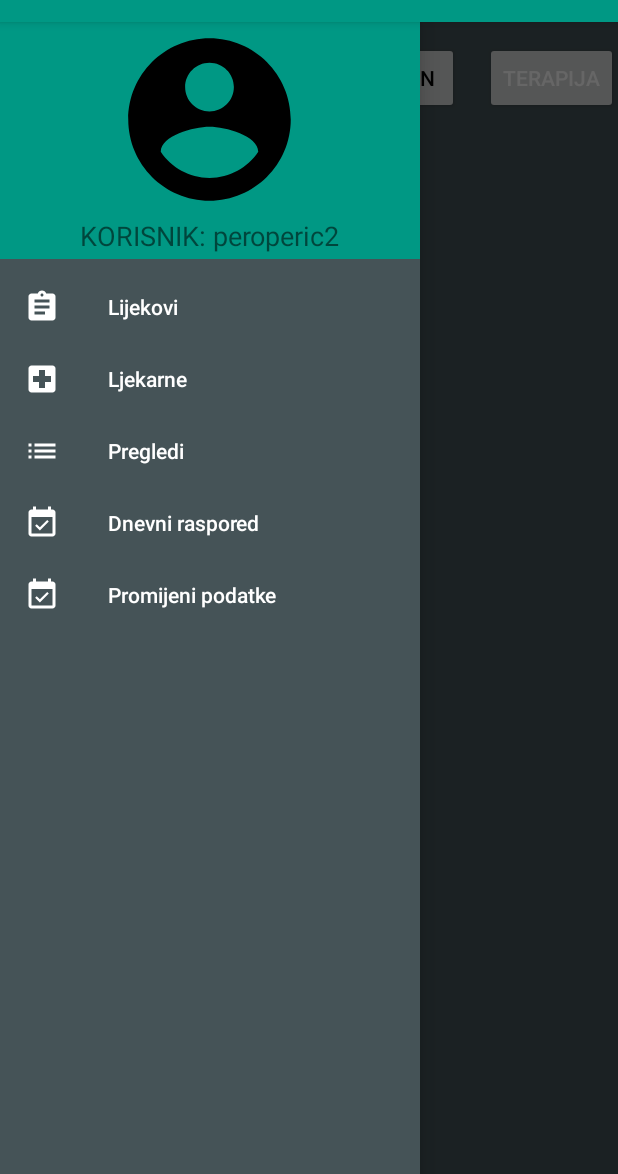
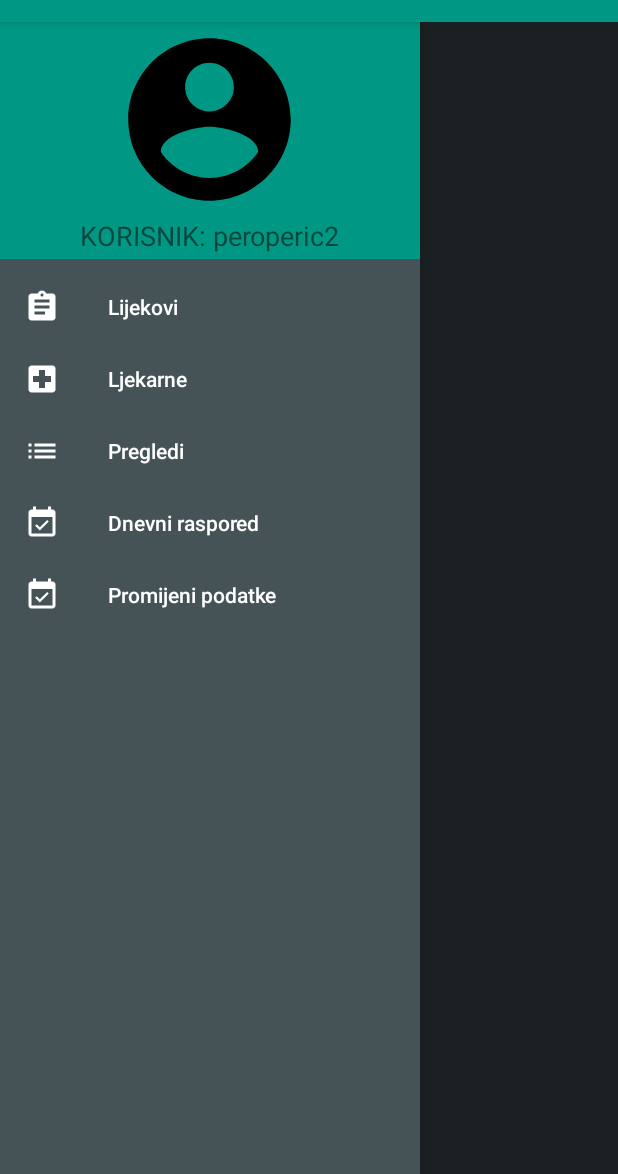
Before and after one commit to AndDanza/HeartZone, an Android app: the PopisLijekova_Activity screen opened directly, with no data from a screen before it, with the side drawer open, on a phone screen of 412 x 824 dp, the part 62-1236 px from its top. Run offline under Robolectric (Android 15) with nearby library versions, the light colour scheme and no system bars; libraries missing offline, so code that uses them is left out: com.google.zxing.integration, com.raizlabs.android; 2 statements that could not run were skipped.

Commit message:
Izbrisan suvisan button

```diff
--- a/PillCare/app/src/main/res/layout/activity_popis_lijekova_.xml
+++ b/PillCare/app/src/main/res/layout/activity_popis_lijekova_.xml
@@ -34,17 +34,8 @@
         android:textColor="@android:color/black"
         android:layout_alignBaseline="@+id/button_barCodeScanner"
         android:layout_alignBottom="@+id/button_barCodeScanner"
-        android:layout_toLeftOf="@+id/startTherapyActivity"
         android:layout_marginEnd="17dp" />
 
-    <Button
-        android:id="@+id/startTherapyActivity"
-        android:layout_width="wrap_content"
-        android:layout_height="wrap_content"
-        android:text="Terapija"
-        android:layout_alignBaseline="@+id/get_data"
-        android:layout_alignBottom="@+id/get_data"
-        android:layout_alignParentEnd="true" />
 
     <android.support.v7.widget.RecyclerView
         android:layout_marginTop="75dp"
```
